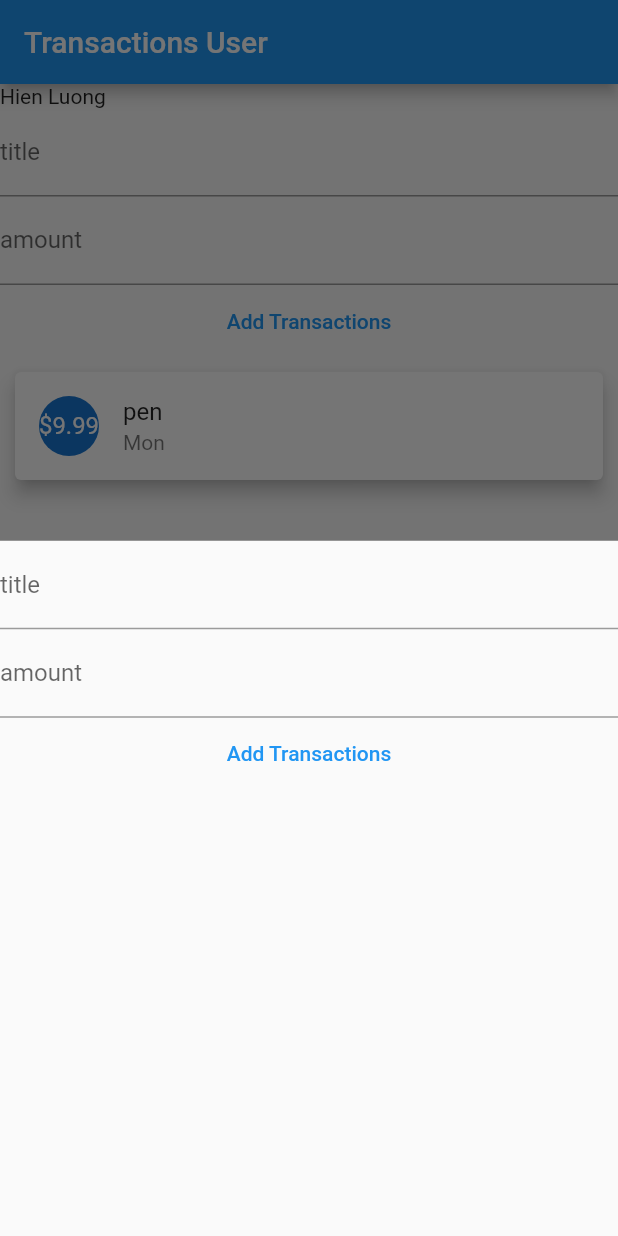
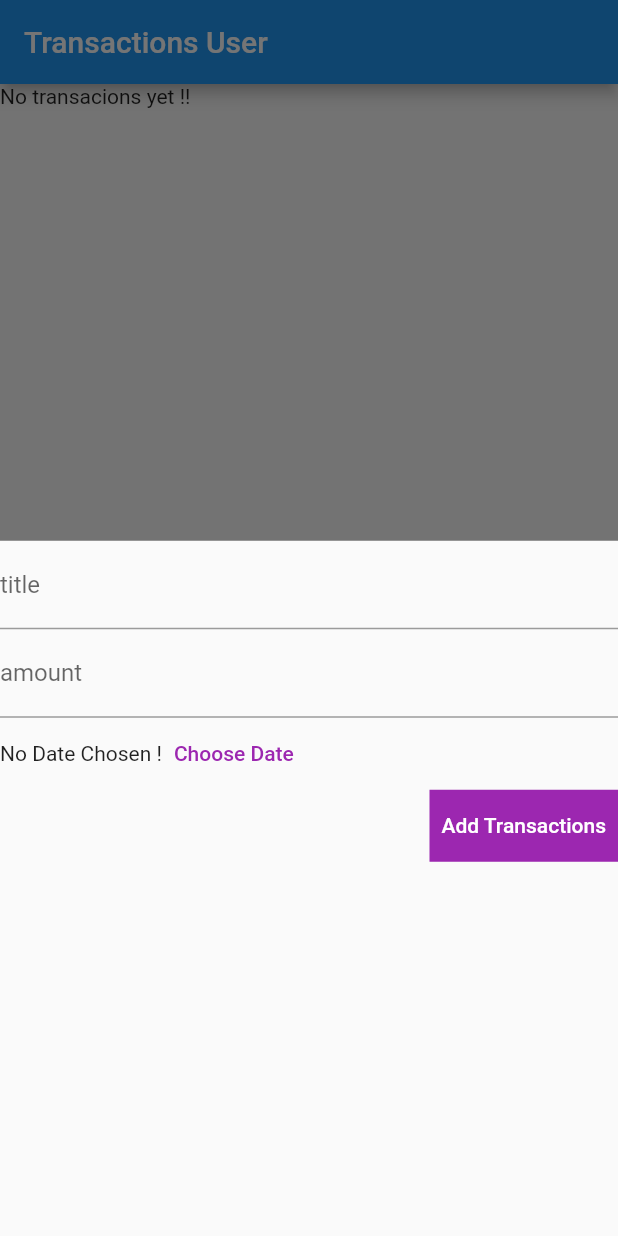
Before and after one commit to vucongtuananh/Transaction-User, a Flutter app: the screen it shows after launch, after a tap on the "add" icon, on a phone screen of 412 x 824 dp. Run offline on Flutter 3.47's test engine with Material 2 defaults, Android fonts, the phone set to English and light mode, and no system bars; missing offline and left inert: dart:ffi.

Commit message:
make a chart bar !! done

```diff
--- a/lib/main.dart
+++ b/lib/main.dart
@@ -19,6 +19,10 @@ class MyApp extends StatelessWidget {
     return MaterialApp(
       title: 'Transactions App',
       home: MyHomeApp(),
+      theme: ThemeData(
+        primaryColor: Colors.purple,
+        textTheme: TextTheme(button: TextStyle(color: Colors.white)),
+      ),
     );
   }
 }
@@ -31,13 +35,7 @@ class MyHomeApp extends StatefulWidget {
 }
 
 class _MyHomeAppState extends State<MyHomeApp> {
-  List<Transaction> transactions = [
-    Transaction(
-        id: DateTime.now().toString(),
-        title: 'pen',
-        amount: 9.99,
-        date: DateTime.now()),
-  ];
+  List<Transaction> transactions = [];
 
   void _addTransaction(String titleTx, double amountTx) {
     final newTransaction = Transaction(
@@ -76,12 +74,14 @@ class _MyHomeAppState extends State<MyHomeApp> {
       ),
       body: SingleChildScrollView(
         physics: const BouncingScrollPhysics(),
-        child: Column(
+        child: transactions.isEmpty
+            ? Text("No transacions yet !!")
+            : Column(
                 children: [
                   Chart(
                     userTransaction: _userTransaction,
                   ),
-            InputTransaction(addTransation: _addTransaction),
+                  // InputTransaction(addTransation: _addTransaction),
                   ListTransactions(listTransactions: transactions),
                 ],
               ),
--- a/lib/widgets/input_transactions.dart
+++ b/lib/widgets/input_transactions.dart
@@ -26,6 +26,7 @@ class _InputTransactionState extends State<InputTransaction> {
   @override
   Widget build(BuildContext context) {
     return Column(
+      crossAxisAlignment: CrossAxisAlignment.end,
       children: [
         TextField(
           decoration: InputDecoration(label: Text("title")),
@@ -40,7 +41,25 @@ class _InputTransactionState extends State<InputTransaction> {
           controller: amountController,
           onSubmitted: (value) => submittedData(),
         ),
-        TextButton(onPressed: submittedData, child: Text("Add Transactions")),
+        Row(
+          children: [
+            Text("No Date Chosen !"),
+            TextButton(
+                onPressed: () {},
+                child: Text(
+                  "Choose Date",
+                  style: TextStyle(color: Colors.purple),
+                ))
+          ],
+        ),
+        Container(
+            color: Theme.of(context).primaryColor,
+            child: TextButton(
+                onPressed: submittedData,
+                child: Text(
+                  "Add Transactions",
+                  style: Theme.of(context).textTheme.button,
+                ))),
       ],
     );
   }
--- a/lib/widgets/list_transaction.dart
+++ b/lib/widgets/list_transaction.dart
@@ -23,7 +23,7 @@ class ListTransactions extends StatelessWidget {
                           "\$${listTransactions[index].amount.toStringAsFixed(2)}"))),
               title: Text(listTransactions[index].title),
               subtitle:
-                  Text(DateFormat.E().format(listTransactions[index].date)),
+                  Text(DateFormat.yMMMd().format(listTransactions[index].date)),
             ),
           );
         });
```
Also changed, not shown: lib/widgets/chart.dart (+18 -3 lines), lib/widgets/chart_bar.dart (added, +42 -0 lines). Lines whose indentation alone changed are shown as unchanged.
